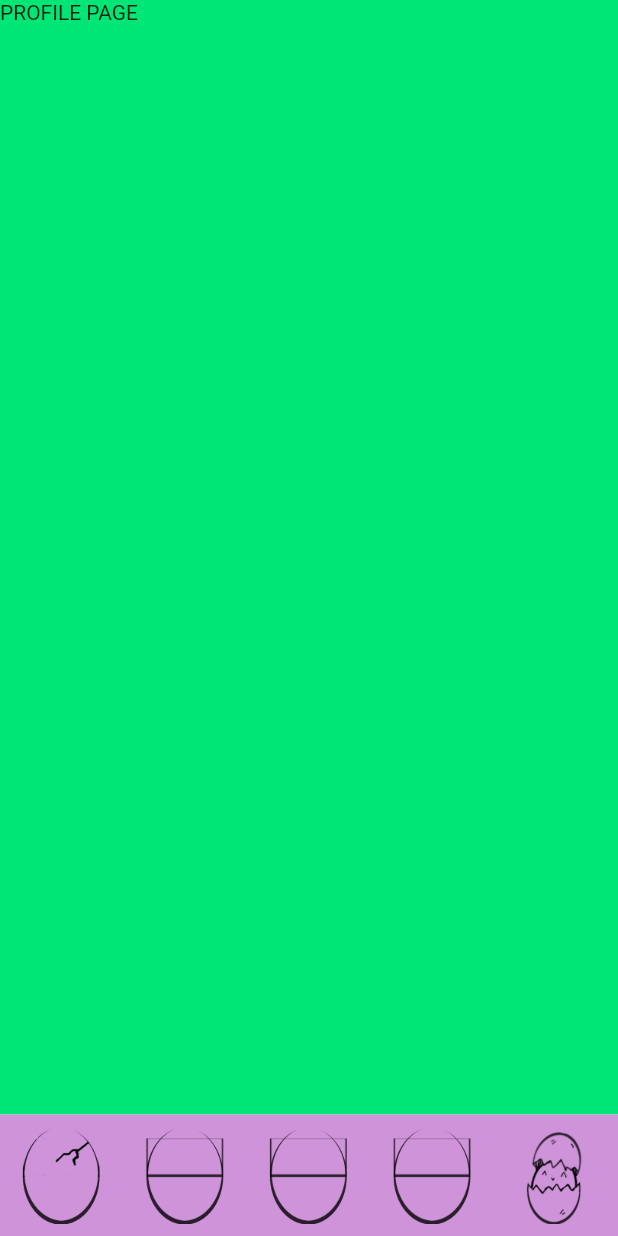
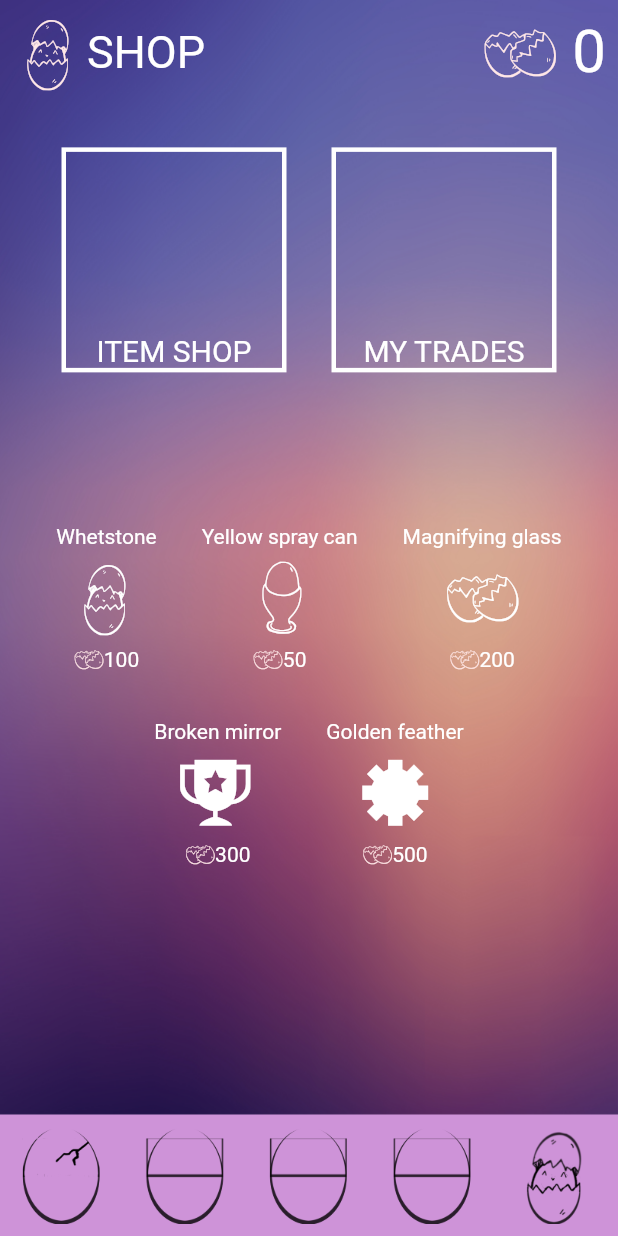
Before and after one commit to Mk-XIII/GIB-EG, a Flutter app: the screen it shows after launch, item 5 of the bottom bar chosen, on a phone screen of 412 x 824 dp. Run offline on Flutter 3.47's test engine with Material 2 defaults, Android fonts, the phone set to English and light mode, and no system bars; missing offline and left inert: image_pixels.

Commit message:
added shop widget

```diff
--- a/lib/main.dart
+++ b/lib/main.dart
@@ -10,6 +10,7 @@ void main() {
   ]);
 
   runApp(MaterialApp(
+    debugShowCheckedModeBanner: false,
     routes: {
       '/': (context) => Loading(),
       '/homeScreen': (contex) => HomeScreen(),
--- /dev/null
+++ b/lib/pages/shop.dart
@@ -0,0 +1,153 @@
+import 'package:GIB_EG/models/player.dart';
+import 'package:GIB_EG/presentation/eg_cons_icons.dart';
+import 'package:flutter/cupertino.dart';
+import 'package:flutter/material.dart';
+import 'package:GIB_EG/widgets/shop_item.dart';
+
+class Shop extends StatefulWidget {
+  final Player player;
+
+  const Shop({@required this.player});
+
+  @override
+  _ShopState createState() => _ShopState();
+}
+
+class _ShopState extends State<Shop> {
+  @override
+  Widget build(BuildContext context) {
+    return Container(
+      decoration: BoxDecoration(
+        image: DecorationImage(
+          image: AssetImage("assets/sprites/background.jpg"),
+          fit: BoxFit.fill,
+        ),
+      ),
+      child: Column(
+        children: [
+          Expanded(
+            flex: 1,
+            child: Padding(
+              padding: const EdgeInsets.only(left: 8.0, right: 8.0),
+              child: Row(
+                mainAxisAlignment: MainAxisAlignment.spaceBetween,
+                children: [
+                  Row(
+                    children: [
+                      Icon(EgCons.profile,
+                          size: 50, color: Color.fromRGBO(255, 231, 231, 100)),
+                      Text(
+                        "SHOP",
+                        style: TextStyle(color: Colors.white, fontSize: 30),
+                      ),
+                    ],
+                  ),
+                  Row(
+                    children: [
+                      Icon(EgCons.currency,
+                          size: 50, color: Color.fromRGBO(255, 231, 231, 100)),
+                      SizedBox(width: 10),
+                      Text(
+                        widget.player.getMoney().toString(),
+                        style: TextStyle(fontSize: 40, color: Colors.white),
+                      ),
+                    ],
+                  ),
+                ],
+              ),
+            ),
+          ),
+          Expanded(
+            flex: 3,
+            child: Row(
+              mainAxisAlignment: MainAxisAlignment.center,
+              children: [
+                Container(
+                  child: Align(
+                      alignment: Alignment.bottomCenter,
+                      child: Text(
+                        "ITEM SHOP",
+                        style: TextStyle(color: Colors.white, fontSize: 20),
+                      )),
+                  margin: const EdgeInsets.all(15.0),
+                  width: 150,
+                  height: 150,
+                  decoration: BoxDecoration(
+                    border: Border.all(color: Colors.white, width: 3.0),
+                  ),
+                ),
+                Container(
+                  child: Align(
+                      alignment: Alignment.bottomCenter,
+                      child: Text(
+                        "MY TRADES",
+                        style: TextStyle(color: Colors.white, fontSize: 20),
+                      )),
+                  margin: const EdgeInsets.all(15.0),
+                  width: 150,
+                  height: 150,
+                  decoration: BoxDecoration(
+                    border: Border.all(color: Colors.white, width: 3.0),
+                  ),
+                ),
+              ],
+            ),
+          ),
+          SizedBox(
+            height: 50.0,
+          ),
+          Expanded(
+            flex: 6,
+            child: Padding(
+              padding: const EdgeInsets.all(7.5),
+              child: Container(
+                child: CupertinoScrollbar(
+                  thickness: 5,
+                  child: ListView(
+                    children: [
+                      Row(
+                        mainAxisAlignment: MainAxisAlignment.center,
+                        children: [
+                          ShopItem(
+                            itemName: "Whetstone",
+                            price: "100",
+                            icon: EgCons.profile,
+                          ),
+                          ShopItem(
+                            itemName: "Yellow spray can",
+                            price: "50",
+                            icon: EgCons.achievement,
+                          ),
+                          ShopItem(
+                            itemName: "Magnifying glass",
+                            price: "200",
+                            icon: EgCons.currency,
+                          ),
+                        ],
+                      ),
+                      Row(
+                        mainAxisAlignment: MainAxisAlignment.center,
+                        children: [
+                          ShopItem(
+                            itemName: "Broken mirror",
+                            price: "300",
+                            icon: EgCons.champion_cup,
+                          ),
+                          ShopItem(
+                            itemName: "Golden feather",
+                            price: "500",
+                            icon: EgCons.settings,
+                          ),
+                        ],
+                      ),
+                    ],
+                  ),
+                ),
+              ),
+            ),
+          ),
+        ],
+      ),
+    );
+  }
+}
--- a/lib/pages/tappableEgg.dart
+++ b/lib/pages/tappableEgg.dart
@@ -44,7 +44,7 @@ class _TappableEggState extends State<TappableEgg> {
       decoration: BoxDecoration(
         image: DecorationImage(
           image: AssetImage("assets/sprites/background.jpg"),
-          fit: BoxFit.fill,
+          fit: BoxFit.cover,
         ),
       ),
       child: Scaffold(
--- a/lib/screens/homeScreen.dart
+++ b/lib/screens/homeScreen.dart
@@ -3,6 +3,7 @@ import 'package:flutter/material.dart';
 import 'package:GIB_EG/pages/inventory.dart';
 import 'package:GIB_EG/pages/profile.dart';
 import 'package:GIB_EG/pages/tappableEgg.dart';
+import 'package:GIB_EG/pages/shop.dart';
 //for now it's looking like stateless widget
 
 class HomeScreen extends StatefulWidget {
@@ -35,6 +36,7 @@ class _HomeScreenState extends State<HomeScreen> {
           ),
           Profile(), //placeholder
           Profile(),
+          Shop(player: data['player']),
         ],
       ),
 
--- /dev/null
+++ b/lib/widgets/shop_item.dart
@@ -0,0 +1,55 @@
+import 'package:flutter/cupertino.dart';
+import 'package:flutter/material.dart';
+import 'package:GIB_EG/presentation/eg_cons_icons.dart';
+
+class ShopItem extends StatelessWidget {
+  final String price;
+  final String itemName;
+  final IconData icon;
+
+  const ShopItem(
+      {@required this.itemName, @required this.price, @required this.icon});
+
+  @override
+  Widget build(BuildContext context) {
+    return GestureDetector(
+      onTap: (){
+        showDialog(
+          context: context,
+          builder: (BuildContext context){
+            return AlertDialog(
+              content: Text("Hello world!")
+            );
+          }
+        );
+      },
+      child: Container(
+        margin: const EdgeInsets.all(15),
+        child: Column(
+          crossAxisAlignment: CrossAxisAlignment.center,
+          mainAxisAlignment: MainAxisAlignment.center,
+          children: [
+            Text(
+              this.itemName,
+              style: TextStyle(color: Colors.white),
+            ),
+            SizedBox(height: 7),
+            Icon(this.icon, size: 50, color: Colors.white),
+            SizedBox(height: 7),
+            Row(
+              mainAxisAlignment: MainAxisAlignment.center,
+              children: [
+                Icon(EgCons.currency,
+                    size: 20, color: Color.fromRGBO(255, 231, 231, 100)),
+                Text(
+                  this.price,
+                  style: TextStyle(color: Colors.white),
+                ),
+              ],
+            ),
+          ],
+        ),
+      ),
+    );
+  }
+}
```
